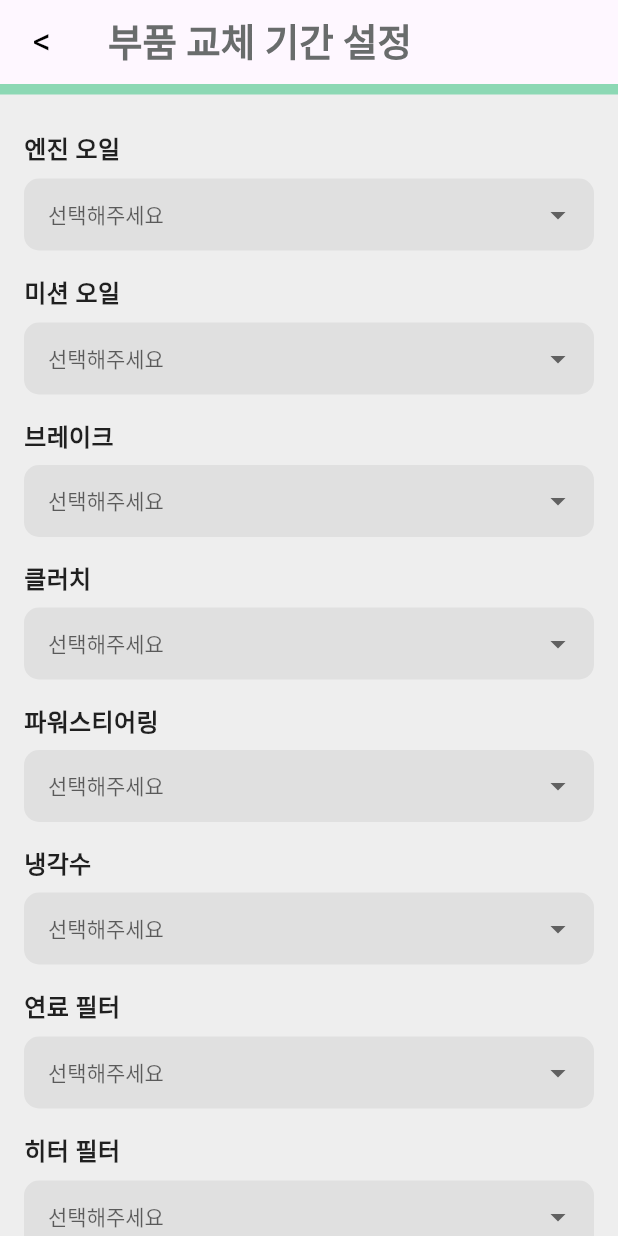
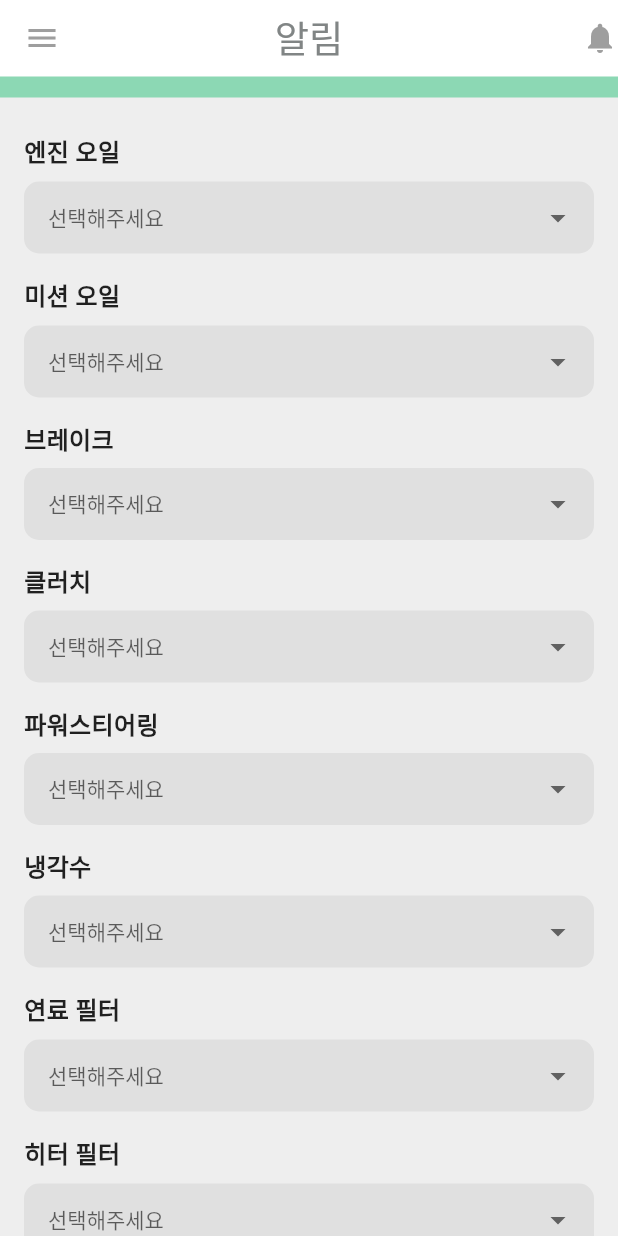
Before and after one commit to Sl0wmon/Frontend, a Flutter app: the RegisterReplacePage screen opened directly, on a phone screen of 412 x 824 dp. Run offline on Flutter 3.47's test engine with Material 3 defaults, Android fonts, the phone set to English and light mode, and no system bars; network calls fail; Roboto replaces fonts that are missing (body, head).

Commit message:
registerReplacePage.dart -> sideMenu

```diff
--- a/lib/registerReplacePage.dart
+++ b/lib/registerReplacePage.dart
@@ -1,11 +1,30 @@
+import 'dart:convert';
+
 import 'package:flutter/material.dart';
+import 'package:slomon/record_page.dart';
+import 'package:slomon/replacementCycle.dart';
+import 'package:http/http.dart' as http;
+
+
+import 'dashboard_page.dart';
+import 'myPage.dart';
+import 'notification_page.dart';
+import 'obd_guide_page.dart';
 
 class RegisterReplacePage extends StatefulWidget {
   @override
   _ReplacementCyclePageState createState() => _ReplacementCyclePageState();
 }
 
+
 class _ReplacementCyclePageState extends State<RegisterReplacePage> {
+  @override
+  final Map<String, dynamic> userData = {
+    "userId": "kchh0925"// 서버에 보낼 사용자 데이터
+  };
+  String name = ""; // 이름 변수
+
+
   final List<String> parts = [
     "엔진 오일",
     "미션 오일",
@@ -26,55 +45,202 @@ class _ReplacementCyclePageState extends State<RegisterReplacePage> {
   ];
 
   final List<String> options = [
-    "1개월 전",
-    "2개월 전",
-    "3개월 전",
-    "4개월 전",
-    "5개월 전",
-    "6개월 전",
-    "7개월 전",
-    "10개월 전",
-    "11개월 전",
-    "12개월 전",
+    "6개월 이내",
+    "1년 이내",
+    "1년 6개월 이내",
+    "2년 이후",
+    "모르겠음 (선태하실 경우, 0에서부터 시작됩니다.)"
   ];
+
+  Future<void> fetchUserInfo() async {
+    try {
+      final url = Uri.parse('http://192.168.45.134:8080/api/user/view');
+
+      final response = await http.post(
+        url,
+        headers: {"Content-Type": "application/json"},
+        body: json.encode({"userId": "kchh0925"}),
+      );
+
+      if (response.statusCode == 200) {
+        // UTF-8 디코딩
+        var jsonData = json.decode(utf8.decode(response.bodyBytes));
+
+        if (jsonData['success'] == "true" && jsonData['data'] != null) {
+          setState(() {
+            name = jsonData['data']['name'];
+          });
+        } else {
+          print('Unexpected response format: ${jsonData.toString()}');
+        }
+      } else {
+        print('Failed to load user info. Status code: ${response.statusCode}');
+      }
+    } catch (e) {
+      print('Error fetching user info: $e');
+    }
+  }
 
   Map<String, String?> selectedValues = {};
 
   @override
   void initState() {
+    fetchUserInfo();
     super.initState();
     for (var part in parts) {
       selectedValues[part] = null;
     }
+  }
+  double _getAdaptiveFontSize(BuildContext context, double size) {
+    final screenSize = MediaQuery.of(context).size;
+    final aspectRatio = screenSize.width / screenSize.height;
+    final baseAspectRatio = 375.0 / 667.0;
+    return size * (aspectRatio / baseAspectRatio) *
+        MediaQuery.of(context).textScaleFactor;
+  }
+
+  Widget _buildDrawer(BuildContext context) {
+    return Drawer(
+      child: ListView(
+        padding: EdgeInsets.zero,
+        children: [
+          DrawerHeader(
+            decoration: BoxDecoration(
+              color: Color(0xFF8CD8B4),
+            ),
+            child: Column(
+              crossAxisAlignment: CrossAxisAlignment.start,
+              children: [
+                Text(
+                  '사이드 메뉴',
+                  style: TextStyle(
+                    color: Colors.white,
+                    fontSize: _getAdaptiveFontSize(context, 24),
+                    fontFamily: 'head',
+                  ),
+                ),
+                SizedBox(height: 40), // 사이드 메뉴와 이름 간격 조정
+                Row(
+                  children: [
+                    // 프로필 이미지 위치
+                    Container(
+                      width: 35,
+                      height: 35,
+                      decoration: BoxDecoration(
+                        shape: BoxShape.circle,
+                        image: DecorationImage(
+                          image: AssetImage('assets/images/profile.png'), // 이미지 경로 지정
+                          fit: BoxFit.cover,
+                        ),
+                      ),
+                    ),
+                    SizedBox(width: 10), // 이미지와 텍스트 간격 조정
+                    Expanded(
+                      child: Text(
+                        '$name님', // 이름 텍스트 표시
+                        style: TextStyle(
+                            color: Colors.white,
+                            fontSize: _getAdaptiveFontSize(context, 18),
+                            fontFamily: 'body',
+                            fontWeight: FontWeight.bold
+                        ),
+                      ),
+                    ),
+                    IconButton(
+                      icon: Icon(
+                        Icons.arrow_forward_ios,
+                        color: Colors.white,
+                        size: 20,
+                      ),
+                      onPressed: () {
+                        Navigator.push(
+                            context, MaterialPageRoute(builder: (context) => MyPage())
+                        );
+                      },
+                    ),
+                  ],
+                ),
+              ],
+            ),
+          ),
+          _buildDrawerItem(context, "대시보드", Icons.dashboard, () {
+            Navigator.pop(context);
+            Navigator.push(
+                context, MaterialPageRoute(builder: (context) => DashboardPage())
+            );
+          }),
+          _buildDrawerItem(context, "급발진 상황 기록", Icons.history, () {
+            Navigator.pop(context);
+            Navigator.push(
+                context, MaterialPageRoute(builder: (context) => RecordPage()));
+          }),
+          _buildDrawerItem(context, "차량 부품 교체 주기", Icons.car_repair, () {
+            Navigator.pop(context);
+            Navigator.push(
+                context, MaterialPageRoute(builder: (context) => ReplacementCyclePage()));
+          }),
+          _buildDrawerItem(context, "OBD 진단 가이드", Icons.info, () {
+            Navigator.pop(context);
+            Navigator.push(
+                context, MaterialPageRoute(builder: (context) => ObdGuidePage()));
+          }),
+          _buildDrawerItem(context, "알림", Icons.notifications, () {
+            Navigator.pop(context);
+            Navigator.push(
+                context, MaterialPageRoute(builder: (context) => NotificationPage()));
+          }),
+        ],
+      ),
+    );
+  }
+
+  Widget _buildDrawerItem(
+      BuildContext context, String title, IconData icon, VoidCallback onTap) {
+    return ListTile(
+      leading: Icon(icon, color: Color(0xFF8CD8B4)),
+      title: Text(
+        title,
+        style: TextStyle(fontFamily: 'body'),
+      ),
+      onTap: onTap,
+    );
   }
 
   @override
   Widget build(BuildContext context) {
     return Scaffold(
       appBar: AppBar(
-        leading: IconButton(
-          icon: Text(
-            '<',
-            style: TextStyle(
-              fontSize: 24,
-              color: Colors.black,
-              fontFamily: 'body',
-            ),
+        leading: Builder(
+          builder: (context) => IconButton(
+            icon: Icon(Icons.menu, color: Colors.grey),
+            onPressed: () {
+              Scaffold.of(context).openDrawer();
+            },
           ),
-          onPressed: () => Navigator.pop(context),
-          splashColor: Colors.transparent,
-          highlightColor: Colors.transparent,
         ),
         title: Text(
-          '부품 교체 기간 설정',
+          '알림',
           style: TextStyle(
-            fontWeight: FontWeight.bold,
+            fontSize: _getAdaptiveFontSize(context, 28),
             fontFamily: 'head',
-            fontSize: 25,
-            color: Color(0xFF696C6C),
+            color: Color(0xFF818585),
+          ),
+        ),
+        centerTitle: true,
+        backgroundColor: Colors.white,
+        elevation: 0,
+        actions: [
+          Icon(Icons.notifications, color: Colors.grey),
+        ],
+        bottom: PreferredSize(
+          preferredSize: Size.fromHeight(2),
+          child: Container(
+            height: 7,
+            color: Color(0xFF8CD8B4),
           ),
         ),
       ),
+      drawer: _buildDrawer(context), // 기존 Drawer 유지
       body: SingleChildScrollView(
         child: Container(
           color: Colors.grey[200],
@@ -147,7 +313,7 @@ class _ReplacementCyclePageState extends State<RegisterReplacePage> {
                 child: Align(
                   alignment: Alignment.center,
                   child: Text(
-                    "*앞으로의 부품 교체 주기를 예측하기 위한 기록입니다.*",
+                    "*첫번째 교체주기 정보는 약간의 오차가 있을 수 있습니다.*",
                     style: TextStyle(
                       fontSize: 14,
                       fontWeight: FontWeight.normal,
```
